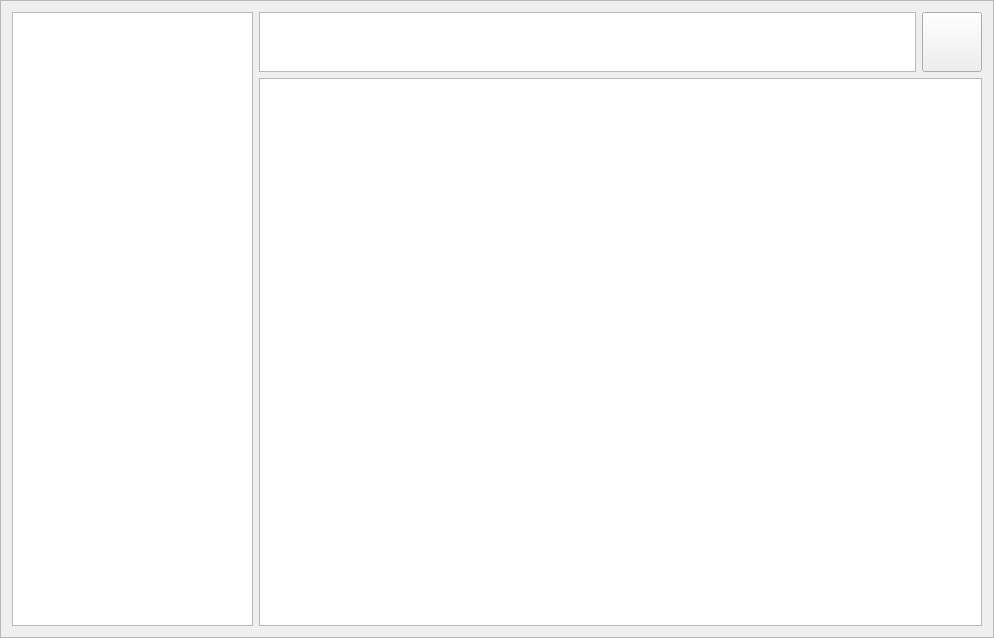
MMetze/DMHelper, file DMHelper/src/customtableframe.ui: the form before one commit.
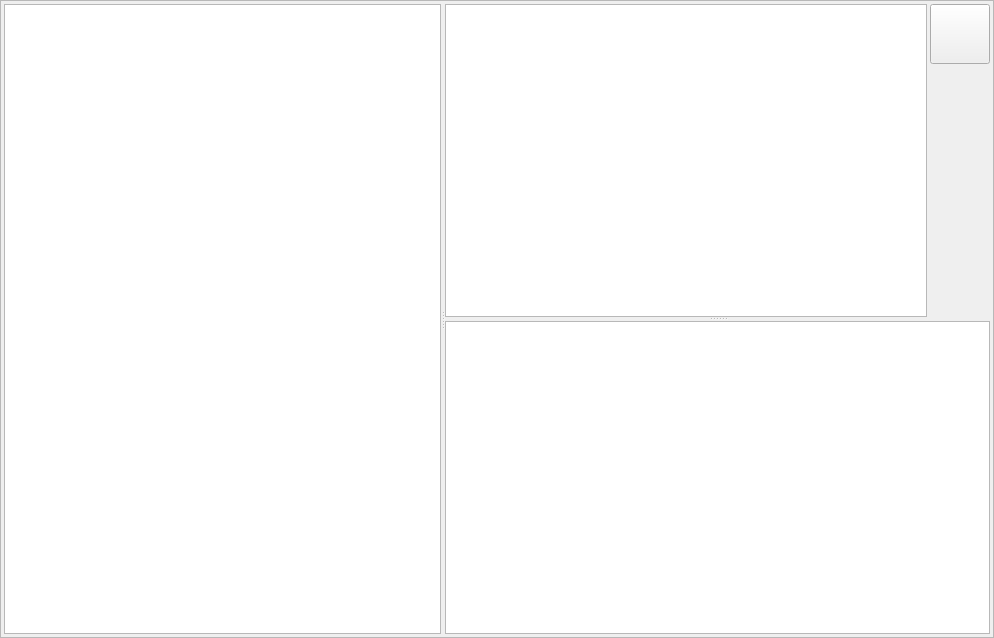
The form after the commit. Icons and pictures are not drawn.

Patch:
```diff
--- a/DMHelper/src/customtableframe.ui
+++ b/DMHelper/src/customtableframe.ui
@@ -25,18 +25,41 @@
   <property name="frameShadow">
    <enum>QFrame::Raised</enum>
   </property>
-  <layout class="QGridLayout" name="gridLayout" columnstretch="1,3">
-   <item row="0" column="0">
+  <layout class="QVBoxLayout" name="verticalLayout_2">
+   <property name="spacing">
+    <number>3</number>
+   </property>
+   <property name="leftMargin">
+    <number>3</number>
+   </property>
+   <property name="topMargin">
+    <number>3</number>
+   </property>
+   <property name="rightMargin">
+    <number>3</number>
+   </property>
+   <property name="bottomMargin">
+    <number>3</number>
+   </property>
+   <item>
+    <widget class="QSplitter" name="hSplitter">
+     <property name="orientation">
+      <enum>Qt::Horizontal</enum>
+     </property>
     <widget class="QListWidget" name="listWidget"/>
-   </item>
-   <item row="0" column="1">
-    <layout class="QVBoxLayout" name="verticalLayout">
-     <item>
+     <widget class="QSplitter" name="vSplitter">
+      <property name="orientation">
+       <enum>Qt::Vertical</enum>
+      </property>
+      <widget class="QWidget" name="">
       <layout class="QHBoxLayout" name="horizontalLayout">
+        <property name="spacing">
+         <number>3</number>
+        </property>
        <item>
         <widget class="QPlainTextEdit" name="edtResult">
          <property name="sizePolicy">
-          <sizepolicy hsizetype="Expanding" vsizetype="Fixed">
+           <sizepolicy hsizetype="Expanding" vsizetype="Preferred">
            <horstretch>0</horstretch>
            <verstretch>0</verstretch>
           </sizepolicy>
@@ -50,7 +73,7 @@
          <property name="maximumSize">
           <size>
            <width>16777215</width>
-           <height>60</height>
+            <height>16777215</height>
           </size>
          </property>
          <property name="readOnly">
@@ -59,6 +82,8 @@
         </widget>
        </item>
        <item>
+         <layout class="QVBoxLayout" name="verticalLayout">
+          <item>
         <widget class="QPushButton" name="btnReroll">
          <property name="sizePolicy">
           <sizepolicy hsizetype="Fixed" vsizetype="Fixed">
@@ -93,9 +118,23 @@
          </property>
         </widget>
        </item>
-      </layout>
-     </item>
      <item>
+           <spacer name="verticalSpacer">
+            <property name="orientation">
+             <enum>Qt::Vertical</enum>
+            </property>
+            <property name="sizeHint" stdset="0">
+             <size>
+              <width>20</width>
+              <height>40</height>
+             </size>
+            </property>
+           </spacer>
+          </item>
+         </layout>
+        </item>
+       </layout>
+      </widget>
       <widget class="QListWidget" name="listEntries">
        <property name="sizePolicy">
         <sizepolicy hsizetype="Expanding" vsizetype="MinimumExpanding">
@@ -104,8 +143,8 @@
         </sizepolicy>
        </property>
       </widget>
-     </item>
-    </layout>
+     </widget>
+    </widget>
    </item>
   </layout>
  </widget>
```
Lines whose indentation alone changed are shown as unchanged.
